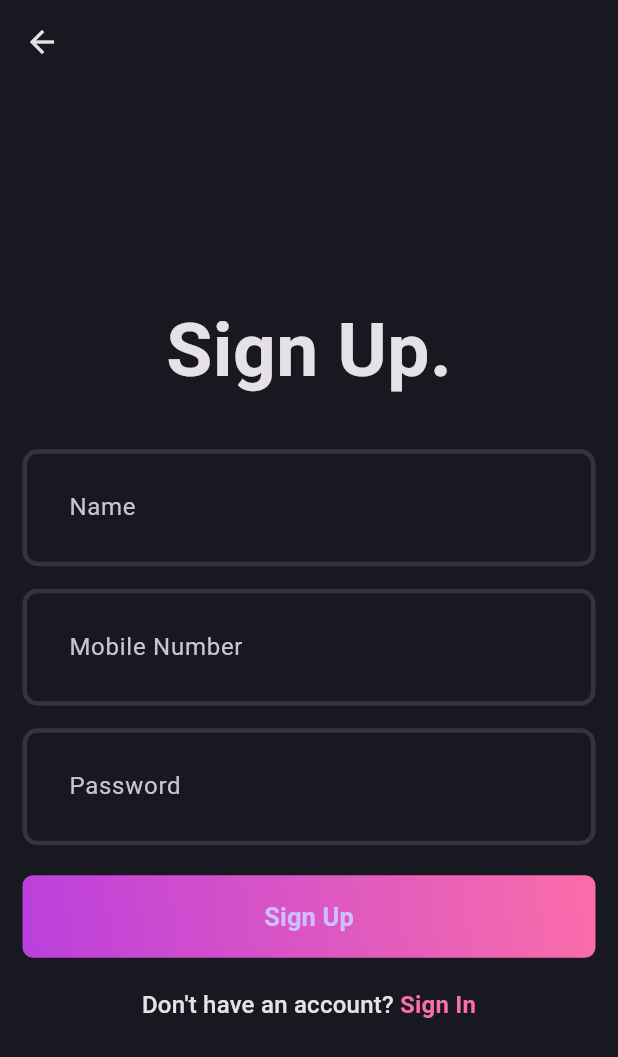
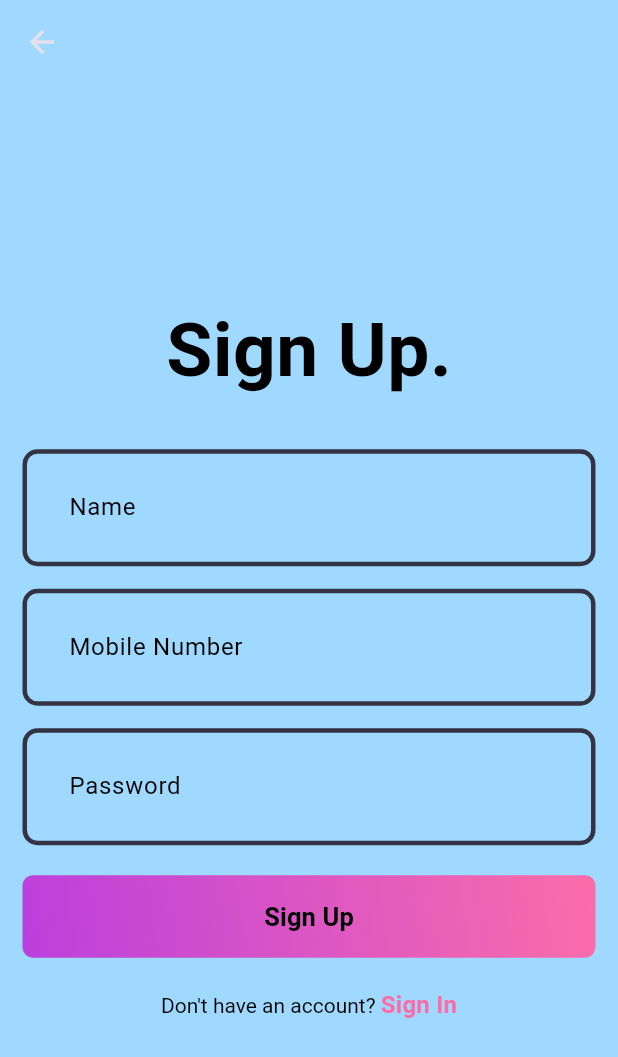
Before and after one commit to harish8404/flutter_crud_app, a Flutter app: the screen it shows after launch, after a tap on an icon or button, on a phone screen of 412 x 824 dp. Shown: the top 1057 px of the screen. Run offline on Flutter 3.47's test engine with Material 3 defaults, Android fonts, the phone set to English and light mode, and no system bars; our stand-ins replace flutter_bloc, fpdart, get_it, supabase_flutter; accounts and stored records are empty.

Commit message:
new ui changes

```diff
--- a/lib/core/theme/app_pallete.dart
+++ b/lib/core/theme/app_pallete.dart
@@ -1,7 +1,7 @@
 import 'package:flutter/material.dart';
 
 class AppPallete {
-  static const Color backgroundColor = Color.fromRGBO(24, 24, 32, 1);
+  static const Color backgroundColor = Color.fromRGBO(160, 217, 255, 1);
   static const Color gradient1 = Color.fromRGBO(187, 63, 221, 1);
   static const Color gradient2 = Color.fromRGBO(251, 109, 169, 1);
   static const Color gradient3 = Color.fromRGBO(255, 159, 124, 1);
@@ -10,4 +10,5 @@ class AppPallete {
   static const Color greyColor = Colors.grey;
   static const Color errorColor = Colors.redAccent;
   static const Color transparentColor = Colors.transparent;
+  static const Color textColor = Color.fromARGB(255, 0, 0, 0);
 }
--- a/lib/features/auth/data/datasources/auth_remote_data_source.dart
+++ b/lib/features/auth/data/datasources/auth_remote_data_source.dart
@@ -19,7 +19,6 @@ class AuthRemoteDatasourceImpl implements AuthRemoteDatasource {
   @override
   Future<String> signInWithMobilePassword(
       {required String mobile, required String password}) {
-    // TODO: implement signInWithMobilePassword
     throw UnimplementedError();
   }
 
@@ -29,8 +28,11 @@ class AuthRemoteDatasourceImpl implements AuthRemoteDatasource {
       required String mobile,
       required String password}) async {
     try {
-      final response = await supabaseClient.auth
-          .signUp(password: password, phone: mobile, data: {'name': name});
+      final response = await supabaseClient.auth.signUp(
+          password: password,
+          phone: mobile,
+          data: {'name': name},
+          email: 'haris8404@yahoo.com');
       if (response.user == null) {
         throw const ServerException('User is null!');
       }
--- a/lib/features/auth/data/repositories/auth_repository_impl.dart
+++ b/lib/features/auth/data/repositories/auth_repository_impl.dart
@@ -15,7 +15,6 @@ class AuthRepositoryImpl implements AuthRepository {
   @override
   Future<Either<Failure, String>> signInWithMobilePassword(
       {required String mobile, required String password}) {
-    // TODO: implement signInWithMobilePassword
     throw UnimplementedError();
   }
 
--- /dev/null
+++ b/lib/features/auth/domain/entities/user.dart
@@ -0,0 +1 @@
+class User {}
--- a/lib/features/auth/presentation/pages/signin_page.dart
+++ b/lib/features/auth/presentation/pages/signin_page.dart
@@ -37,7 +37,11 @@ class _SignInPageState extends State<SignInPage> {
             mainAxisAlignment: MainAxisAlignment.center,
             children: [
               const Text('Sign In.',
-                  style: TextStyle(fontSize: 50, fontWeight: FontWeight.bold)),
+                  style: TextStyle(
+                      fontSize: 50,
+                      fontFamily: 'Aptos',
+                      fontWeight: FontWeight.bold,
+                      color: AppPallete.textColor)),
               const SizedBox(
                 height: 30,
               ),
@@ -70,7 +74,8 @@ class _SignInPageState extends State<SignInPage> {
                 child: RichText(
                     text: TextSpan(
                         text: 'Don\'t have an account? ',
-                        style: Theme.of(context).textTheme.titleMedium,
+                        // style: Theme.of(context).textTheme.titleMedium,
+                        style: const TextStyle(color: AppPallete.textColor),
                         children: [
                       TextSpan(
                           text: 'Sign Up',
--- a/lib/features/auth/presentation/pages/signup_page.dart
+++ b/lib/features/auth/presentation/pages/signup_page.dart
@@ -42,7 +42,10 @@ class _SignupPageState extends State<SignupPage> {
             mainAxisAlignment: MainAxisAlignment.center,
             children: [
               const Text('Sign Up.',
-                  style: TextStyle(fontSize: 50, fontWeight: FontWeight.bold)),
+                  style: TextStyle(
+                      fontSize: 50,
+                      fontWeight: FontWeight.bold,
+                      color: AppPallete.textColor)),
               const SizedBox(
                 height: 30,
               ),
@@ -86,7 +89,8 @@ class _SignupPageState extends State<SignupPage> {
                 child: RichText(
                     text: TextSpan(
                         text: 'Don\'t have an account? ',
-                        style: Theme.of(context).textTheme.titleMedium,
+                        // style: Theme.of(context).textTheme.titleMedium,
+                        style: const TextStyle(color: AppPallete.textColor),
                         children: [
                       TextSpan(
                           text: 'Sign In',
--- a/lib/features/auth/presentation/widgets/auth_field.dart
+++ b/lib/features/auth/presentation/widgets/auth_field.dart
@@ -1,22 +1,23 @@
+import 'package:base_app/core/theme/app_pallete.dart';
 import 'package:flutter/material.dart';
 
 class AuthField extends StatelessWidget {
   final String hintText;
   final TextEditingController controller;
   final bool isObscureText;
-  const AuthField({
-    super.key,
+  const AuthField(
+      {super.key,
       required this.hintText,
       required this.controller,
-    this.isObscureText = false
-    });
+      this.isObscureText = false});
 
   @override
   Widget build(BuildContext context) {
     return TextFormField(
-      controller:controller,
+      controller: controller,
       decoration: InputDecoration(
-        hintText:hintText
+        hintText: hintText,
+        hintStyle: const TextStyle(color: AppPallete.textColor),
       ),
       validator: (value) {
         if (value!.isEmpty) {
@@ -24,6 +25,7 @@ class AuthField extends StatelessWidget {
         }
         return null;
       },
+      style: const TextStyle(color: AppPallete.textColor),
       obscureText: isObscureText,
     );
   }
--- a/lib/features/auth/presentation/widgets/auth_gradient_button.dart
+++ b/lib/features/auth/presentation/widgets/auth_gradient_button.dart
@@ -26,7 +26,10 @@ class AuthGradientButton extends StatelessWidget {
             shadowColor: AppPallete.transparentColor),
         child: Text(
           buttonText,
-          style: const TextStyle(fontSize: 17, fontWeight: FontWeight.w600),
+          style: const TextStyle(
+              fontSize: 17,
+              fontWeight: FontWeight.w600,
+              color: AppPallete.textColor),
         ),
       ),
     );
--- /dev/null
+++ b/lib/init_dependencies.dart
@@ -0,0 +1,26 @@
+import 'package:base_app/core/secrets/app_secrets.dart';
+import 'package:base_app/features/auth/data/datasources/auth_remote_data_source.dart';
+import 'package:base_app/features/auth/data/repositories/auth_repository_impl.dart';
+import 'package:base_app/features/auth/domain/repository/auth_repository.dart';
+import 'package:base_app/features/auth/domain/usecases/user_sign_up.dart';
+import 'package:base_app/features/auth/presentation/bloc/auth_bloc.dart';
+import 'package:get_it/get_it.dart';
+import 'package:supabase_flutter/supabase_flutter.dart';
+
+final serviceLocator = GetIt.instance;
+
+Future<void> initDependencies() async {
+  _initAuth();
+  final supabase = await Supabase.initialize(
+      url: AppSecrets.supabaseUrl, anonKey: AppSecrets.supabaseAnonKey);
+  serviceLocator.registerLazySingleton(() => supabase);
+}
+
+void _initAuth() {
+  serviceLocator.registerFactory<AuthRemoteDatasource>(
+      () => AuthRemoteDatasourceImpl(serviceLocator()));
+  serviceLocator.registerFactory<AuthRepository>(
+      () => AuthRepositoryImpl(serviceLocator()));
+  // serviceLocator.registerFactory(() => UserSignUp(serviceLocator()));
+  // serviceLocator.registerFactory(() => AuthBloc(userSignUp: serviceLocator()));
+}
--- a/lib/main.dart
+++ b/lib/main.dart
@@ -1,25 +1,18 @@
-import 'package:base_app/core/secrets/app_secrets.dart';
 import 'package:base_app/core/theme/theme.dart';
-import 'package:base_app/features/auth/data/datasources/auth_remote_data_source.dart';
-import 'package:base_app/features/auth/data/repositories/auth_repository_impl.dart';
-import 'package:base_app/features/auth/domain/usecases/user_sign_up.dart';
 import 'package:base_app/features/auth/presentation/bloc/auth_bloc.dart';
 import 'package:base_app/features/auth/presentation/pages/signin_page.dart';
+import 'package:base_app/init_dependencies.dart';
 import 'package:flutter/material.dart';
 import 'package:flutter_bloc/flutter_bloc.dart';
-import 'package:supabase_flutter/supabase_flutter.dart';
 
 void main() async {
   WidgetsFlutterBinding.ensureInitialized();
-  final supabase = await Supabase.initialize(
-      url: AppSecrets.supabaseUrl, anonKey: AppSecrets.supabaseAnonKey);
+  await initDependencies();
   runApp(MultiBlocProvider(
     providers: [
       BlocProvider(
-          create: (_) => AuthBloc(
-                userSignUp: UserSignUp(AuthRepositoryImpl(
-                    AuthRemoteDatasourceImpl(supabase.client))),
-              ))
+        create: (_) => serviceLocator<AuthBloc>(),
+      )
     ],
     child: const MyApp(),
   ));
```
Also changed, not shown: pubspec.yaml (+13 -0 lines), pubspec.lock. Lines whose indentation alone changed are shown as unchanged.
